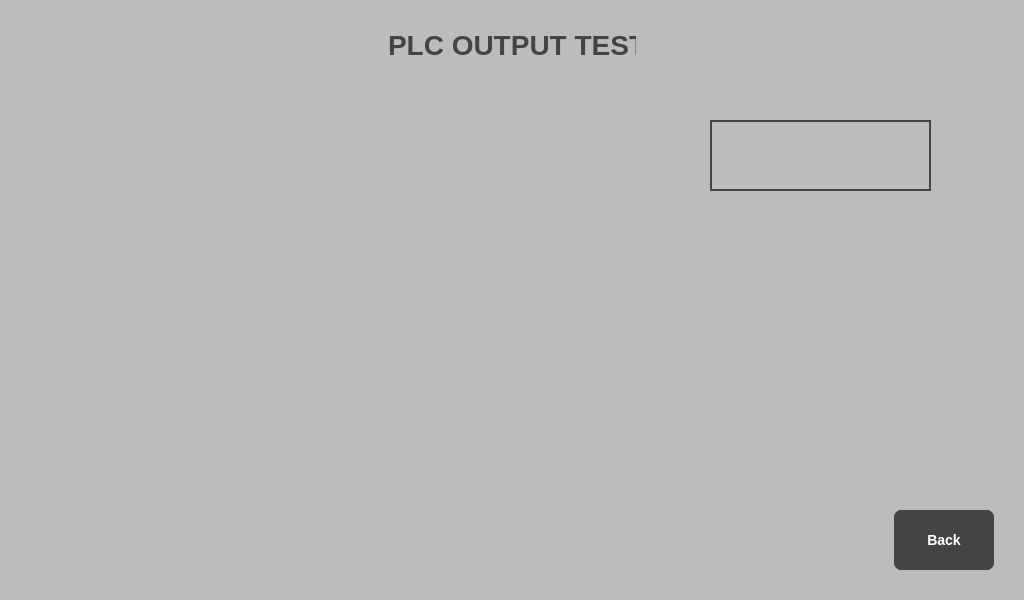
vieczorkamil/HMI-panel-PLC-S7-based-on-Raspberry-Pi-Engineering-Thesis, file Forms/outputwindow.ui: the form before one commit.
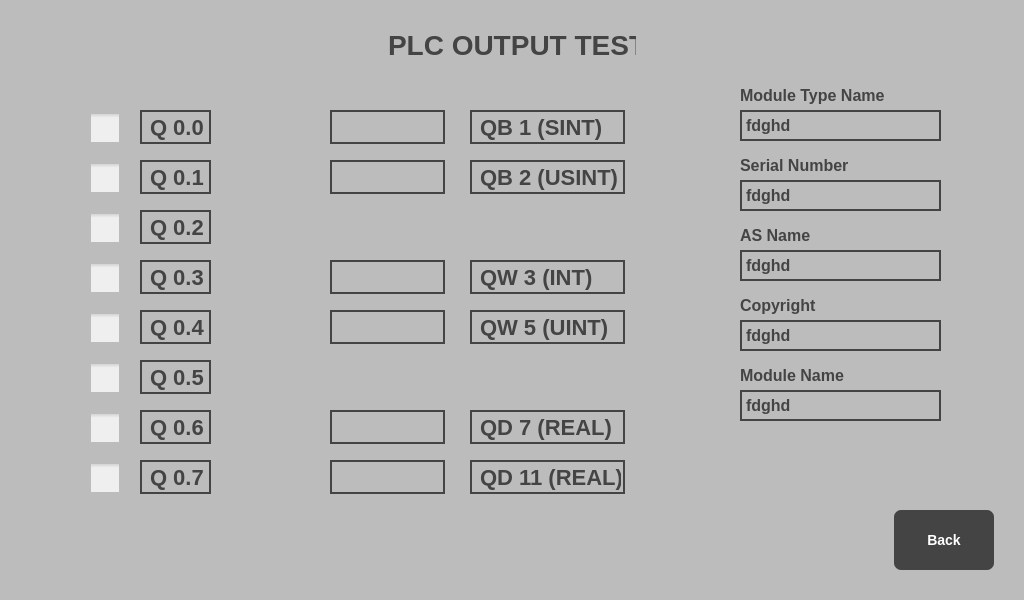
The form after the commit. Icons and pictures are not drawn.

Commit message: Create ui object at outputTestScreen

Patch:
```diff
--- a/Forms/outputwindow.ui
+++ b/Forms/outputwindow.ui
@@ -23,11 +23,27 @@
 	border: 0px;
 	padding: 0px;
 }
+#SerialNumber,#ModuleTypeName,#ASName,#Copyright,#ModuleName{
+	color: rgb(68, 68, 68);
+	font: bold 16px;
+	border: 0px;
+	padding: 0px;
+	border: 2px solid rgb(68, 68, 68);
+	qproperty-alignment: AlignCenter;
+}
+#SerialNumberLabel,#ModuleTypeNameLabel,#ASNameLabel,#CopyrightLabel,#ModuleNameLabel{
+	color: rgb(68, 68, 68);
+	font: bold 16px;
+	border: 0px;
+	padding: 0px;
+	qproperty-alignment: AlignCenter;
+}
 QLabel{
 	font: bold 22px;
 	color: rgb(68, 68, 68);
 	border: 2px solid rgb(68, 68, 68);
 	padding: 2px;
+	qproperty-alignment: AlignCenter;
 }
 QPushButton{
 	outline : 0px;
@@ -48,8 +64,8 @@
 	outline: 0px;
 }
 QCheckBox::indicator{
-	width: 50px;
-	height: 50px;
+	width: 30px;
+	height: 30px;
 }
 QCheckBox::indicator:checked{
 	image:url(&quot;:/Button/switchOn512x272.png&quot;);
@@ -117,19 +133,604 @@
     <string>PLC OUTPUT TEST</string>
    </property>
   </widget>
-  <widget class="QLabel" name="label">
+  <widget class="QCheckBox" name="switchOutput0_0">
+   <property name="enabled">
+    <bool>false</bool>
+   </property>
    <property name="geometry">
     <rect>
-     <x>710</x>
-     <y>120</y>
-     <width>221</width>
-     <height>71</height>
+     <x>90</x>
+     <y>113</y>
+     <width>36</width>
+     <height>31</height>
     </rect>
    </property>
    <property name="text">
     <string/>
    </property>
   </widget>
+  <widget class="QCheckBox" name="switchOutput0_1">
+   <property name="enabled">
+    <bool>false</bool>
+   </property>
+   <property name="geometry">
+    <rect>
+     <x>90</x>
+     <y>163</y>
+     <width>36</width>
+     <height>31</height>
+    </rect>
+   </property>
+   <property name="text">
+    <string/>
+   </property>
+  </widget>
+  <widget class="QCheckBox" name="switchOutput0_2">
+   <property name="enabled">
+    <bool>false</bool>
+   </property>
+   <property name="geometry">
+    <rect>
+     <x>90</x>
+     <y>213</y>
+     <width>36</width>
+     <height>31</height>
+    </rect>
+   </property>
+   <property name="text">
+    <string/>
+   </property>
+  </widget>
+  <widget class="QCheckBox" name="switchOutput0_3">
+   <property name="enabled">
+    <bool>false</bool>
+   </property>
+   <property name="geometry">
+    <rect>
+     <x>90</x>
+     <y>263</y>
+     <width>36</width>
+     <height>31</height>
+    </rect>
+   </property>
+   <property name="text">
+    <string/>
+   </property>
+  </widget>
+  <widget class="QCheckBox" name="switchOutput0_4">
+   <property name="enabled">
+    <bool>false</bool>
+   </property>
+   <property name="geometry">
+    <rect>
+     <x>90</x>
+     <y>313</y>
+     <width>36</width>
+     <height>31</height>
+    </rect>
+   </property>
+   <property name="text">
+    <string/>
+   </property>
+  </widget>
+  <widget class="QCheckBox" name="switchOutput0_5">
+   <property name="enabled">
+    <bool>false</bool>
+   </property>
+   <property name="geometry">
+    <rect>
+     <x>90</x>
+     <y>363</y>
+     <width>36</width>
+     <height>31</height>
+    </rect>
+   </property>
+   <property name="text">
+    <string/>
+   </property>
+  </widget>
+  <widget class="QCheckBox" name="switchOutput0_6">
+   <property name="enabled">
+    <bool>false</bool>
+   </property>
+   <property name="geometry">
+    <rect>
+     <x>90</x>
+     <y>413</y>
+     <width>36</width>
+     <height>31</height>
+    </rect>
+   </property>
+   <property name="text">
+    <string/>
+   </property>
+  </widget>
+  <widget class="QCheckBox" name="switchOutput0_7">
+   <property name="enabled">
+    <bool>false</bool>
+   </property>
+   <property name="geometry">
+    <rect>
+     <x>90</x>
+     <y>463</y>
+     <width>36</width>
+     <height>31</height>
+    </rect>
+   </property>
+   <property name="text">
+    <string/>
+   </property>
+  </widget>
+  <widget class="QLabel" name="Output0_0Label">
+   <property name="geometry">
+    <rect>
+     <x>140</x>
+     <y>110</y>
+     <width>71</width>
+     <height>34</height>
+    </rect>
+   </property>
+   <property name="text">
+    <string>Q 0.0</string>
+   </property>
+  </widget>
+  <widget class="QLabel" name="Output0_1Label">
+   <property name="geometry">
+    <rect>
+     <x>140</x>
+     <y>160</y>
+     <width>71</width>
+     <height>34</height>
+    </rect>
+   </property>
+   <property name="text">
+    <string>Q 0.1</string>
+   </property>
+  </widget>
+  <widget class="QLabel" name="Output0_2Label">
+   <property name="geometry">
+    <rect>
+     <x>140</x>
+     <y>210</y>
+     <width>71</width>
+     <height>34</height>
+    </rect>
+   </property>
+   <property name="text">
+    <string>Q 0.2</string>
+   </property>
+  </widget>
+  <widget class="QLabel" name="Output0_3Label">
+   <property name="geometry">
+    <rect>
+     <x>140</x>
+     <y>260</y>
+     <width>71</width>
+     <height>34</height>
+    </rect>
+   </property>
+   <property name="text">
+    <string>Q 0.3</string>
+   </property>
+  </widget>
+  <widget class="QLabel" name="Output0_4Label">
+   <property name="geometry">
+    <rect>
+     <x>140</x>
+     <y>310</y>
+     <width>71</width>
+     <height>34</height>
+    </rect>
+   </property>
+   <property name="text">
+    <string>Q 0.4</string>
+   </property>
+  </widget>
+  <widget class="QLabel" name="Output0_5Label">
+   <property name="geometry">
+    <rect>
+     <x>140</x>
+     <y>360</y>
+     <width>71</width>
+     <height>34</height>
+    </rect>
+   </property>
+   <property name="text">
+    <string>Q 0.5</string>
+   </property>
+  </widget>
+  <widget class="QLabel" name="Output0_6Label">
+   <property name="geometry">
+    <rect>
+     <x>140</x>
+     <y>410</y>
+     <width>71</width>
+     <height>34</height>
+    </rect>
+   </property>
+   <property name="text">
+    <string>Q 0.6</string>
+   </property>
+  </widget>
+  <widget class="QLabel" name="Output0_7Label">
+   <property name="geometry">
+    <rect>
+     <x>140</x>
+     <y>460</y>
+     <width>71</width>
+     <height>34</height>
+    </rect>
+   </property>
+   <property name="text">
+    <string>Q 0.7</string>
+   </property>
+  </widget>
+  <widget class="QLabel" name="OutputD7Label">
+   <property name="geometry">
+    <rect>
+     <x>470</x>
+     <y>410</y>
+     <width>155</width>
+     <height>34</height>
+    </rect>
+   </property>
+   <property name="text">
+    <string>QD 7 (REAL)</string>
+   </property>
+  </widget>
+  <widget class="QLabel" name="OutputW3Label">
+   <property name="geometry">
+    <rect>
+     <x>470</x>
+     <y>260</y>
+     <width>155</width>
+     <height>34</height>
+    </rect>
+   </property>
+   <property name="text">
+    <string>QW 3 (INT)</string>
+   </property>
+  </widget>
+  <widget class="QLabel" name="OutputB2Label">
+   <property name="geometry">
+    <rect>
+     <x>470</x>
+     <y>160</y>
+     <width>155</width>
+     <height>34</height>
+    </rect>
+   </property>
+   <property name="text">
+    <string>QB 2 (USINT)</string>
+   </property>
+  </widget>
+  <widget class="QLabel" name="OutputW5Label">
+   <property name="geometry">
+    <rect>
+     <x>470</x>
+     <y>310</y>
+     <width>155</width>
+     <height>34</height>
+    </rect>
+   </property>
+   <property name="text">
+    <string>QW 5 (UINT)</string>
+   </property>
+  </widget>
+  <widget class="QLabel" name="OutputB1Label">
+   <property name="geometry">
+    <rect>
+     <x>470</x>
+     <y>110</y>
+     <width>155</width>
+     <height>34</height>
+    </rect>
+   </property>
+   <property name="text">
+    <string>QB 1 (SINT)</string>
+   </property>
+  </widget>
+  <widget class="QLabel" name="OutputD11Label">
+   <property name="geometry">
+    <rect>
+     <x>470</x>
+     <y>460</y>
+     <width>155</width>
+     <height>34</height>
+    </rect>
+   </property>
+   <property name="text">
+    <string>QD 11 (REAL)</string>
+   </property>
+  </widget>
+  <widget class="QLabel" name="outputB1">
+   <property name="geometry">
+    <rect>
+     <x>330</x>
+     <y>110</y>
+     <width>115</width>
+     <height>34</height>
+    </rect>
+   </property>
+   <property name="text">
+    <string/>
+   </property>
+  </widget>
+  <widget class="QLabel" name="outputB2">
+   <property name="geometry">
+    <rect>
+     <x>330</x>
+     <y>160</y>
+     <width>115</width>
+     <height>34</height>
+    </rect>
+   </property>
+   <property name="text">
+    <string/>
+   </property>
+  </widget>
+  <widget class="QLabel" name="outputW3">
+   <property name="geometry">
+    <rect>
+     <x>330</x>
+     <y>260</y>
+     <width>115</width>
+     <height>34</height>
+    </rect>
+   </property>
+   <property name="text">
+    <string/>
+   </property>
+  </widget>
+  <widget class="QLabel" name="outputW5">
+   <property name="geometry">
+    <rect>
+     <x>330</x>
+     <y>310</y>
+     <width>115</width>
+     <height>34</height>
+    </rect>
+   </property>
+   <property name="text">
+    <string/>
+   </property>
+  </widget>
+  <widget class="QLabel" name="outputD7">
+   <property name="geometry">
+    <rect>
+     <x>330</x>
+     <y>410</y>
+     <width>115</width>
+     <height>34</height>
+    </rect>
+   </property>
+   <property name="text">
+    <string/>
+   </property>
+  </widget>
+  <widget class="QLabel" name="outputD11">
+   <property name="geometry">
+    <rect>
+     <x>330</x>
+     <y>460</y>
+     <width>115</width>
+     <height>34</height>
+    </rect>
+   </property>
+   <property name="text">
+    <string/>
+   </property>
+  </widget>
+  <widget class="QLabel" name="ModuleTypeName">
+   <property name="geometry">
+    <rect>
+     <x>740</x>
+     <y>110</y>
+     <width>201</width>
+     <height>31</height>
+    </rect>
+   </property>
+   <property name="font">
+    <font>
+     <pointsize>-1</pointsize>
+     <weight>75</weight>
+     <italic>false</italic>
+     <bold>true</bold>
+    </font>
+   </property>
+   <property name="text">
+    <string>fdghd</string>
+   </property>
+  </widget>
+  <widget class="QLabel" name="SerialNumber">
+   <property name="geometry">
+    <rect>
+     <x>740</x>
+     <y>180</y>
+     <width>201</width>
+     <height>31</height>
+    </rect>
+   </property>
+   <property name="font">
+    <font>
+     <pointsize>-1</pointsize>
+     <weight>75</weight>
+     <italic>false</italic>
+     <bold>true</bold>
+    </font>
+   </property>
+   <property name="text">
+    <string>fdghd</string>
+   </property>
+  </widget>
+  <widget class="QLabel" name="ASName">
+   <property name="geometry">
+    <rect>
+     <x>740</x>
+     <y>250</y>
+     <width>201</width>
+     <height>31</height>
+    </rect>
+   </property>
+   <property name="font">
+    <font>
+     <pointsize>-1</pointsize>
+     <weight>75</weight>
+     <italic>false</italic>
+     <bold>true</bold>
+    </font>
+   </property>
+   <property name="text">
+    <string>fdghd</string>
+   </property>
+  </widget>
+  <widget class="QLabel" name="Copyright">
+   <property name="geometry">
+    <rect>
+     <x>740</x>
+     <y>320</y>
+     <width>201</width>
+     <height>31</height>
+    </rect>
+   </property>
+   <property name="font">
+    <font>
+     <pointsize>-1</pointsize>
+     <weight>75</weight>
+     <italic>false</italic>
+     <bold>true</bold>
+    </font>
+   </property>
+   <property name="text">
+    <string>fdghd</string>
+   </property>
+  </widget>
+  <widget class="QLabel" name="ModuleName">
+   <property name="geometry">
+    <rect>
+     <x>740</x>
+     <y>390</y>
+     <width>201</width>
+     <height>31</height>
+    </rect>
+   </property>
+   <property name="font">
+    <font>
+     <pointsize>-1</pointsize>
+     <weight>75</weight>
+     <italic>false</italic>
+     <bold>true</bold>
+    </font>
+   </property>
+   <property name="text">
+    <string>fdghd</string>
+   </property>
+  </widget>
+  <widget class="QLabel" name="ModuleTypeNameLabel">
+   <property name="geometry">
+    <rect>
+     <x>740</x>
+     <y>80</y>
+     <width>201</width>
+     <height>31</height>
+    </rect>
+   </property>
+   <property name="font">
+    <font>
+     <pointsize>-1</pointsize>
+     <weight>75</weight>
+     <italic>false</italic>
+     <bold>true</bold>
+    </font>
+   </property>
+   <property name="text">
+    <string>Module Type Name</string>
+   </property>
+  </widget>
+  <widget class="QLabel" name="SerialNumberLabel">
+   <property name="geometry">
+    <rect>
+     <x>740</x>
+     <y>150</y>
+     <width>201</width>
+     <height>31</height>
+    </rect>
+   </property>
+   <property name="font">
+    <font>
+     <pointsize>-1</pointsize>
+     <weight>75</weight>
+     <italic>false</italic>
+     <bold>true</bold>
+    </font>
+   </property>
+   <property name="text">
+    <string>Serial Number</string>
+   </property>
+  </widget>
+  <widget class="QLabel" name="ASNameLabel">
+   <property name="geometry">
+    <rect>
+     <x>740</x>
+     <y>220</y>
+     <width>201</width>
+     <height>31</height>
+    </rect>
+   </property>
+   <property name="font">
+    <font>
+     <pointsize>-1</pointsize>
+     <weight>75</weight>
+     <italic>false</italic>
+     <bold>true</bold>
+    </font>
+   </property>
+   <property name="text">
+    <string>AS Name</string>
+   </property>
+  </widget>
+  <widget class="QLabel" name="CopyrightLabel">
+   <property name="geometry">
+    <rect>
+     <x>740</x>
+     <y>290</y>
+     <width>201</width>
+     <height>31</height>
+    </rect>
+   </property>
+   <property name="font">
+    <font>
+     <pointsize>-1</pointsize>
+     <weight>75</weight>
+     <italic>false</italic>
+     <bold>true</bold>
+    </font>
+   </property>
+   <property name="text">
+    <string>Copyright</string>
+   </property>
+  </widget>
+  <widget class="QLabel" name="ModuleNameLabel">
+   <property name="geometry">
+    <rect>
+     <x>740</x>
+     <y>360</y>
+     <width>201</width>
+     <height>31</height>
+    </rect>
+   </property>
+   <property name="font">
+    <font>
+     <pointsize>-1</pointsize>
+     <weight>75</weight>
+     <italic>false</italic>
+     <bold>true</bold>
+    </font>
+   </property>
+   <property name="text">
+    <string>Module Name</string>
+   </property>
+  </widget>
  </widget>
  <resources/>
  <connections/>
```
Left out of the diff: 4 changed lines with no effect on the pictures. The commit also changes 5 other files.
